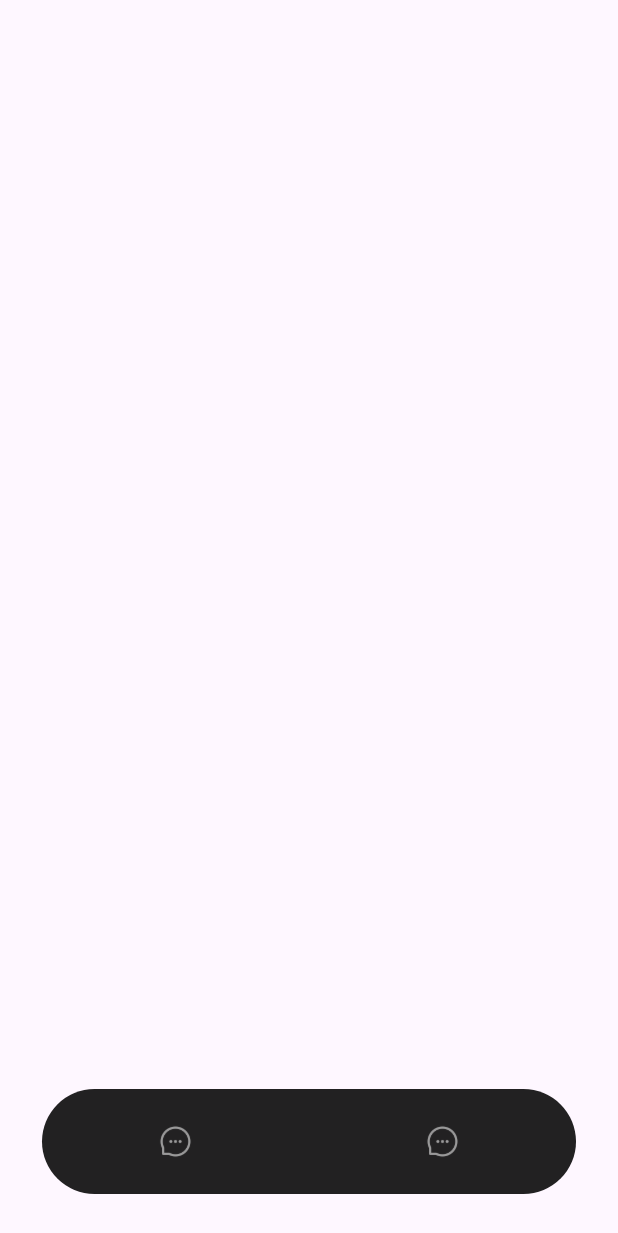
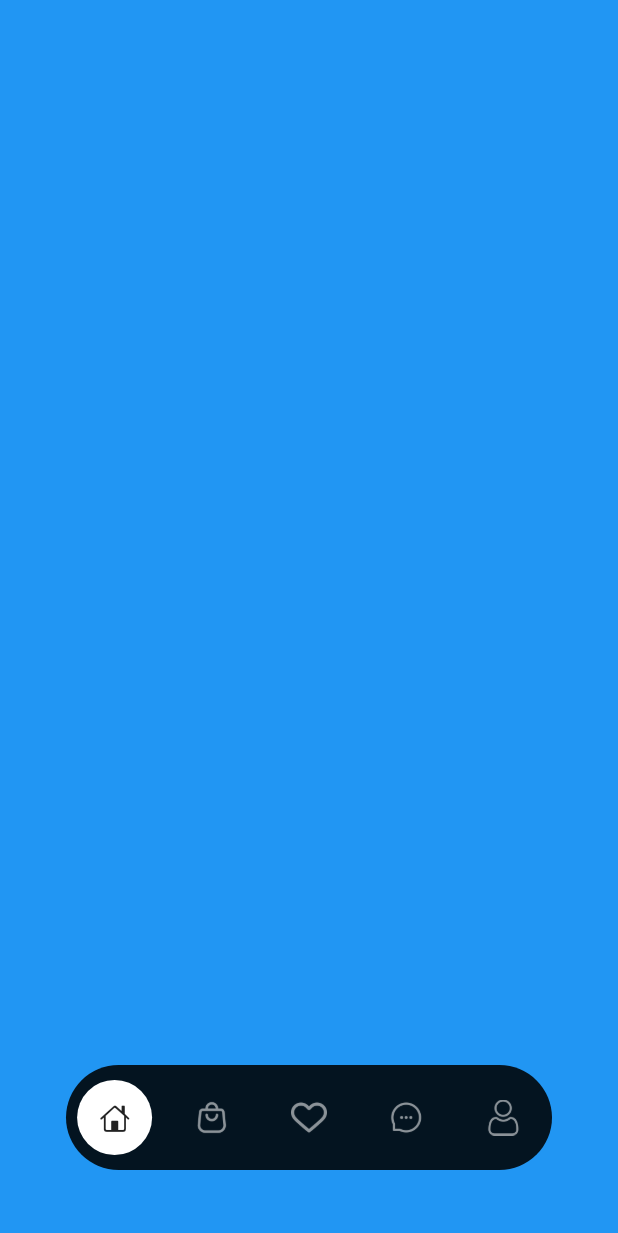
Before and after one commit to rostom17/z_fashion, a Flutter app: the screen it shows after launch, on a phone screen of 412 x 824 dp. Shown: the top 1233 px of the screen. Run offline on Flutter 3.47's test engine with Material 3 defaults, Android fonts, the light colour scheme and no system bars; our stand-ins replace flutter_bloc, flutter_svg, go_router, google_fonts.

Commit message:
UI: bottom navigation screen complete

```diff
--- a/lib/core/constants/asset_constants.dart
+++ b/lib/core/constants/asset_constants.dart
@@ -10,4 +10,6 @@ class AssetConstants {
   static const shoppingBagIocn = "$_baseIconPath/shopping-bag.png";
   static const userIcon = "$_baseIconPath/user.png";
   static const userFilledIcon = "$_baseIconPath/user-filled.png";
+
+  static const userFilledSVG = "$_baseIconPath/user-filled.svg";
 }
--- /dev/null
+++ b/lib/core/services/bloc_providers.dart
@@ -0,0 +1,8 @@
+import 'package:flutter_bloc/flutter_bloc.dart';
+import 'package:z_fashion/features/main_navigation/presentation/bloc/bottom_nav_cubit.dart';
+
+class AppBlocProviders {
+  static List<BlocProvider> get blocProviders => [
+    BlocProvider<BottomNavCubit>(create: (_) => BottomNavCubit()),
+  ];
+}
--- /dev/null
+++ b/lib/features/main_navigation/presentation/bloc/bottom_nav_cubit.dart
@@ -0,0 +1,22 @@
+import 'package:flutter_bloc/flutter_bloc.dart';
+
+class BottomNavCubit extends Cubit<int> {
+  BottomNavCubit() : super(0);
+
+  int _previousIndex = 0;
+
+  int get previousIndex => _previousIndex;
+  int get currentIndex => state;
+
+  void onTabChanged(int newIndex) {
+    if (newIndex != state) {
+      _previousIndex = state;
+      emit(newIndex);
+    }
+  }
+
+  void resetToDefaultIndex() {
+    _previousIndex = 0;
+    emit(0);
+  }
+}
--- a/lib/features/main_navigation/presentation/screens/bottom_navigation_screen.dart
+++ b/lib/features/main_navigation/presentation/screens/bottom_navigation_screen.dart
@@ -1,4 +1,6 @@
 import 'package:flutter/material.dart';
+import 'package:flutter_bloc/flutter_bloc.dart';
+import 'package:z_fashion/features/main_navigation/presentation/bloc/bottom_nav_cubit.dart';
 import 'package:z_fashion/features/main_navigation/presentation/widgets/bottom_nav_bar.dart';
 
 class BottomNavigationScreen extends StatefulWidget {
@@ -9,10 +11,48 @@ class BottomNavigationScreen extends StatefulWidget {
 }
 
 class _BottomNavigationScreenState extends State<BottomNavigationScreen> {
+  final List<Widget> _pages = [
+    Container(key: ValueKey(0), color: Colors.blue),
+    Container(key: ValueKey(1), color: Colors.orange),
+    Container(key: ValueKey(2), color: Colors.red),
+    Container(key: ValueKey(3), color: Colors.deepPurple),
+    Container(key: ValueKey(4), color: Colors.pink),
+  ];
+
   @override
   Widget build(BuildContext context) {
-    return Scaffold(
-      bottomNavigationBar: BottomNavBar(),
+    return BlocBuilder<BottomNavCubit, int>(
+      builder: (context, selectedIndex) {
+        return Scaffold(
+          body: Stack(
+            children: [
+              AnimatedSwitcher(
+                duration: const Duration(milliseconds: 400),
+                switchInCurve: Curves.easeOut,
+                switchOutCurve: Curves.easeIn,
+                transitionBuilder: (child, animation) {
+                  return SlideTransition(
+                    position: Tween<Offset>(
+                      begin: const Offset(1, 0),
+                      end: Offset.zero,
+                    ).animate(animation),
+                    //child: FadeTransition(opacity: animation, child: child),
+                    child: child,
+                  );
+                },
+                child: _pages[selectedIndex],
+              ),
+              Positioned(
+                bottom: 16,
+                left: 16,
+                right: 16,
+                child: BottomNavBar(),
+              ),
+            ],
+          ),
+          //bottomNavigationBar: BottomNavBar(),
+        );
+      },
     );
   }
 }
--- a/lib/features/main_navigation/presentation/widgets/bottom_nav_bar.dart
+++ b/lib/features/main_navigation/presentation/widgets/bottom_nav_bar.dart
@@ -1,5 +1,10 @@
+import 'package:flutter/cupertino.dart';
 import 'package:flutter/material.dart';
+import 'package:flutter_bloc/flutter_bloc.dart';
+import 'package:flutter_svg/flutter_svg.dart';
+import 'package:z_fashion/core/constants/app_colors.dart';
 import 'package:z_fashion/core/constants/asset_constants.dart';
+import 'package:z_fashion/features/main_navigation/presentation/bloc/bottom_nav_cubit.dart';
 
 class BottomNavBar extends StatefulWidget {
   const BottomNavBar({super.key});
@@ -9,8 +14,6 @@ class BottomNavBar extends StatefulWidget {
 }
 
 class _BottomNavBarState extends State<BottomNavBar> {
-  void _onChanged() {}
-
   @override
   Widget build(BuildContext context) {
     return Padding(
@@ -21,23 +24,48 @@ class _BottomNavBarState extends State<BottomNavBar> {
           color: Colors.black87,
           borderRadius: BorderRadius.circular(100),
         ),
-        child: Row(
+        child: BlocBuilder<BottomNavCubit, int>(
+          builder: (context, selectedIndex) {
+            return Row(
               children: [
                 _buildTabItem(
-              selectedIcon: AssetConstants.chatFilledIcon,
-              unSelectedIcon: AssetConstants.chatIcon,
+                  selectedIcon: AssetConstants.homeFilledIcon,
+                  unSelectedIcon: AssetConstants.homeIcon,
                   itemIndex: 0,
-              currentIndex: 0,
+                  currentIndex: selectedIndex,
+                  context: context,
+                ),
+                _buildTabItem(
+                  selectedIcon: AssetConstants.shoppingBagFilledIocn,
+                  unSelectedIcon: AssetConstants.shoppingBagIocn,
+                  itemIndex: 1,
+                  currentIndex: selectedIndex,
+                  context: context,
+                ),
+                _buildTabItem(
+                  selectedIcon: AssetConstants.heartFilledIcon,
+                  unSelectedIcon: AssetConstants.heartIcon,
+                  itemIndex: 2,
+                  currentIndex: selectedIndex,
                   context: context,
                 ),
                 _buildTabItem(
                   selectedIcon: AssetConstants.chatFilledIcon,
                   unSelectedIcon: AssetConstants.chatIcon,
-              itemIndex: 1,
-              currentIndex: 0,
+                  itemIndex: 3,
+                  currentIndex: selectedIndex,
+                  context: context,
+                ),
+                _buildTabItem(
+                  selectedIcon: AssetConstants.userFilledIcon,
+                  unSelectedIcon: AssetConstants.userIcon,
+                  itemIndex: 4,
+                  currentIndex: selectedIndex,
                   context: context,
                 ),
               ],
+            );
+          },
         ),
       ),
     );
@@ -53,9 +81,28 @@ class _BottomNavBarState extends State<BottomNavBar> {
     final bool isSelected = itemIndex == currentIndex;
     return Expanded(
       child: InkWell(
-        onTap: () {},
-        child: ImageIcon(AssetImage(unSelectedIcon), color: Colors.white54),
+        onTap: () {
+          _onChanged(context, itemIndex, currentIndex);
+        },
+        child: isSelected
+            ? Container(
+                height: 50,
+                width: 35,
+                decoration: BoxDecoration(
+                  color: Colors.white,
+                  shape: BoxShape.circle,
+                ),
+
+                child: Icon(CupertinoIcons.home, size: 20),
+                //child: Icon(Icons.person),
+              )
+            : ImageIcon(AssetImage(unSelectedIcon), color: Colors.white54),
       ),
     );
   }
+
+  void _onChanged(BuildContext context, int itemIndex, int selectedIndex) {
+    context.read<BottomNavCubit>().onTabChanged(itemIndex);
+    selectedIndex = context.read<BottomNavCubit>().state;
   }
+}
--- a/lib/main.dart
+++ b/lib/main.dart
@@ -1,8 +1,9 @@
 import 'package:flutter/material.dart';
+import 'package:flutter_bloc/flutter_bloc.dart';
 import 'package:go_router/go_router.dart';
 import 'package:z_fashion/core/routes/app_route.dart';
 import 'package:z_fashion/core/services/auth_service.dart';
-
+import 'package:z_fashion/core/services/bloc_providers.dart';
 
 void main() {
   final authService = AuthService();
@@ -18,6 +19,9 @@ class ZFashion extends StatelessWidget {
 
   @override
   Widget build(BuildContext context) {
-    return MaterialApp.router(routerConfig: router);
+    return MultiBlocProvider(
+      providers: AppBlocProviders.blocProviders,
+      child: MaterialApp.router(routerConfig: router),
+    );
   }
 }
--- a/pubspec.yaml
+++ b/pubspec.yaml
@@ -16,6 +16,7 @@ dependencies:
   google_fonts: ^6.3.2
   go_router: ^17.0.0
   flutter_bloc: ^9.1.1
+  flutter_svg: ^2.2.3
 
 dev_dependencies:
   flutter_test:
```
Also changed, not shown: assets/icons/user-filled.svg (added), pubspec.lock. Lines whose indentation alone changed are shown as unchanged.
